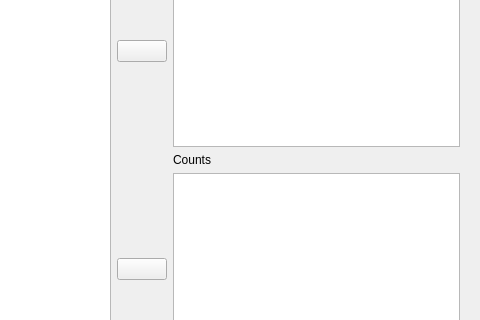
Old version of the form JASP-Desktop/analysisforms/Common/multinomialtestform.ui in the repository jasp-stats/jasp-desktop; both pictures show x 197 to 677 and y 85 to 405 of the 677 by 1181 pixel window.
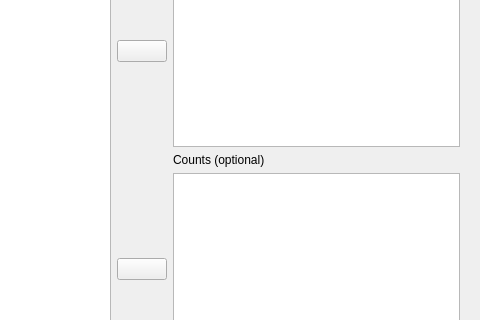
New version of the form. Custom widgets are drawn as their Qt base class.

Commit message: Restored factor information in descriptive plot, which was removed due to ggplot's own alphabetical ordering

Diff of the .ui file:
```diff
--- a/JASP-Desktop/analysisforms/Common/multinomialtestform.ui
+++ b/JASP-Desktop/analysisforms/Common/multinomialtestform.ui
@@ -166,7 +166,7 @@
       <item row="2" column="2">
        <widget class="QLabel" name="countsLabel">
         <property name="text">
-         <string>Counts</string>
+         <string>Counts (optional)</string>
         </property>
        </widget>
       </item>
```
The commit also changes 1 other file.
